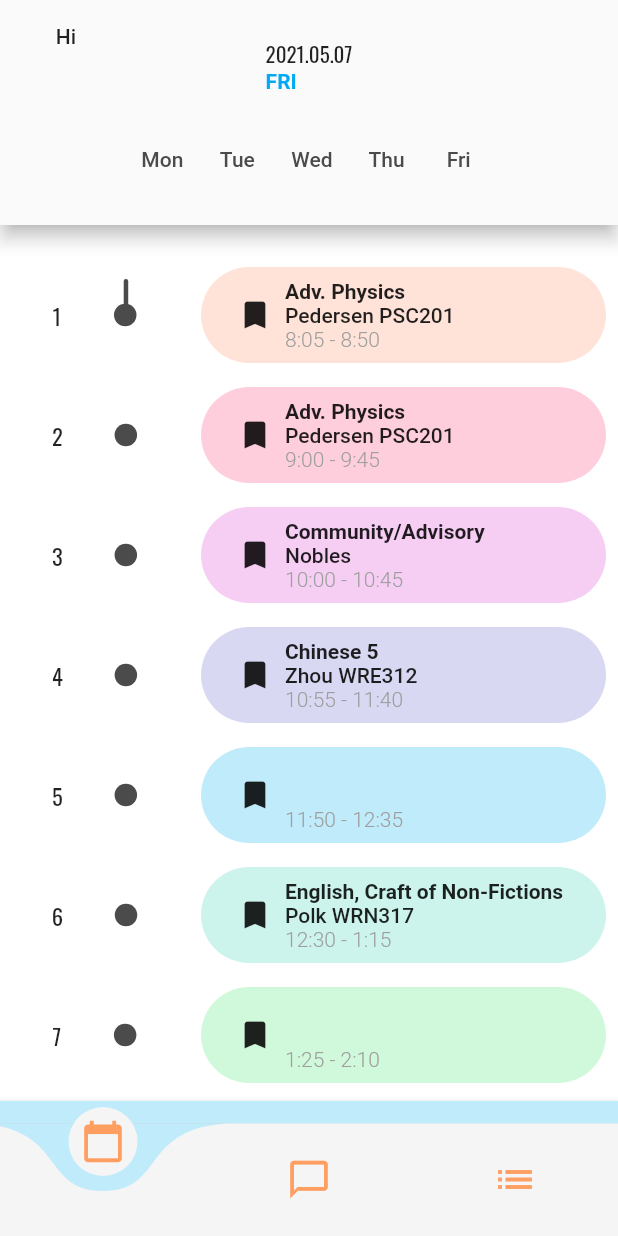
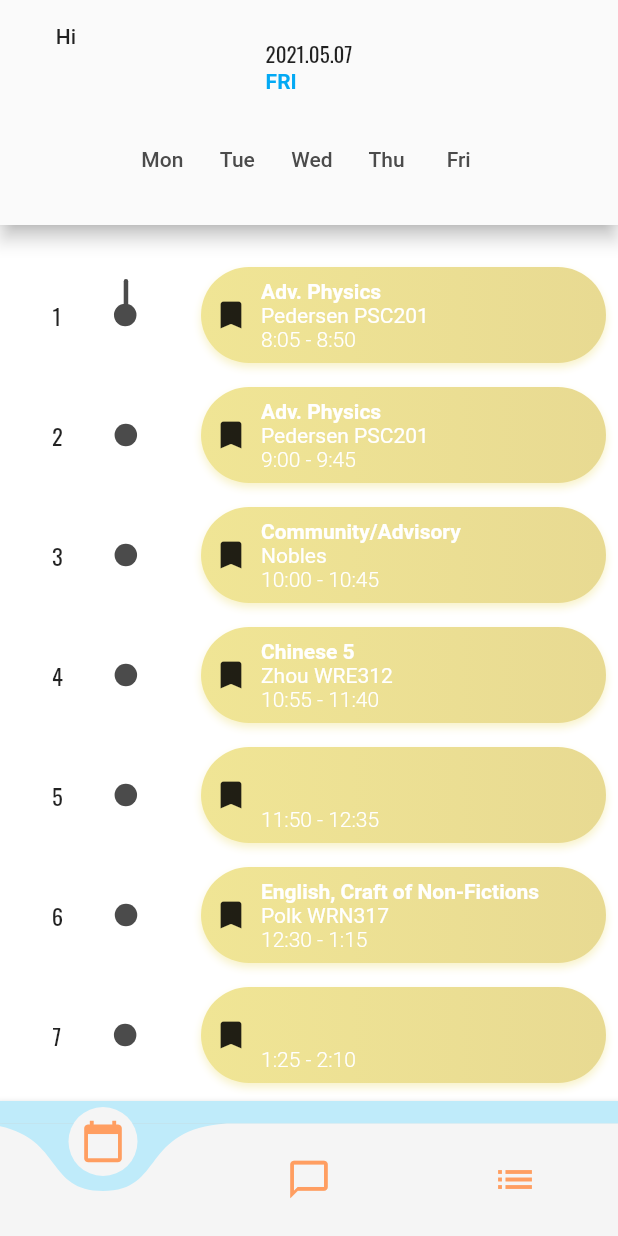
Before and after one commit to Seb-Park/My-Milton, a Flutter app: the screen it shows after launch, on a phone screen of 412 x 824 dp. Run offline on Flutter 3.47's test engine with Material 2 defaults, Android fonts, the phone set to English and light mode, and no system bars; drawn by our look-alikes of curved_navigation_bar; our stand-ins replace bloc, equatable, flutter_bloc.

Commit message:
Add gradient buttons.
Right now they're randomized.

```diff
--- /dev/null
+++ b/my_milton/lib/components/gradient_button.dart
@@ -0,0 +1,56 @@
+//Adapted from https://stackoverflow.com/questions/52243364/flutter-how-to-make-a-raised-button-that-has-a-gradient-background
+
+import 'package:flutter/material.dart';
+
+class RaisedGradientButton extends StatelessWidget {
+  final Widget child;
+  final Gradient gradient;
+  final double width;
+  final double height;
+  final Function onPressed;
+  final double borderRadius;
+  final double elevation;
+  final double shadowBlur;
+  final Color shadowColor;
+
+  const RaisedGradientButton({
+    Key key,
+    @required this.child,
+    this.gradient,
+    this.width = double.infinity,
+    this.height = 50.0,
+    @required this.onPressed,
+    this.borderRadius = 10,
+    this.elevation = 2.0,
+    this.shadowBlur,
+    this.shadowColor = Colors.grey,
+  }) : super(key: key);
+
+  @override
+  Widget build(BuildContext context) {
+    return Container(
+      width: width,
+      decoration: BoxDecoration(
+          borderRadius: BorderRadius.circular(borderRadius),
+          gradient: gradient,
+          boxShadow: [
+            BoxShadow(
+              color: shadowColor,
+              offset: Offset(0.0, elevation),
+              blurRadius: shadowBlur == null ? elevation : shadowBlur,
+            ),
+          ]),
+      child: ClipRRect(
+        borderRadius: BorderRadius.circular(borderRadius),
+        child: Material(
+          color: Colors.transparent,
+          child: InkWell(
+              onTap: onPressed,
+              child: Center(
+                child: child,
+              )),
+        ),
+      ),
+    );
+  }
+}
--- a/my_milton/lib/screens/schedule/components/schedule_item.dart
+++ b/my_milton/lib/screens/schedule/components/schedule_item.dart
@@ -1,7 +1,9 @@
 import 'package:flutter/material.dart';
+import 'package:my_milton/components/gradient_button.dart';
 import 'package:my_milton/models/schedule_model.dart';
 import 'package:my_milton/values/constants.dart';
 import 'package:my_milton/extensions/duration_extension.dart';
+import 'dart:math';
 
 //https://stackoverflow.com/questions/52227846/how-can-i-add-shadow-to-the-widget-in-flutter
 
@@ -13,11 +15,20 @@ class ScheduleItem extends StatelessWidget {
   Color color;
   Duration startTime;
   Duration endTime;
+  Gradient gradient =
+      subtleGradientsRainbow[(Random()).nextInt(subtleGradientsRainbow.length)];
 
   ScheduleItem(
-      {this.className, this.teacher, this.room, this.period, this.color, this.startTime, this.endTime});
+      {this.className,
+      this.teacher,
+      this.room,
+      this.period,
+      this.color,
+      this.startTime,
+      this.endTime,});
 
   Widget build(BuildContext context) {
+    // gradient = subtleGradientsRainbow[period - 1];
     return Container(
       width: double.infinity,
       child: Row(
@@ -39,8 +50,7 @@ class ScheduleItem extends StatelessWidget {
                   Container(
                     height: defaultDotSize,
                     width: defaultDotSize,
-                    child: Material(
-                        color: darkGray75, shape: CircleBorder()),
+                    child: Material(color: darkGray75, shape: CircleBorder()),
                   ),
                 ],
               ),
@@ -49,14 +59,20 @@ class ScheduleItem extends StatelessWidget {
               padding: const EdgeInsets.all(scheduleItemMargin),
               child: Container(
                 width: schedulePeriodWidth,
-                child: MaterialButton(
-                  color: this.color,
-                  shape: RoundedRectangleBorder(
-                      borderRadius: BorderRadius.all(Radius.circular(scheduleItemBorderRadius))),
+                child: RaisedGradientButton(
+                  gradient: gradient,
+                  borderRadius: scheduleItemBorderRadius,
+                  shadowColor: gradient.colors[0].withOpacity(.5),
+                  shadowBlur: 4,
+                  // color: this.color,
+                  // shape: RoundedRectangleBorder(
+                  //     borderRadius: BorderRadius.all(
+                  //         Radius.circular(scheduleItemBorderRadius))),
                   onPressed: () {},
-                  elevation: 0.0,
+                  elevation: 3.0,
                   child: Padding(
-                    padding: const EdgeInsets.symmetric(vertical: scheduleItemTextVerticalPadding),
+                    padding: const EdgeInsets.symmetric(
+                        vertical: scheduleItemTextVerticalPadding),
                     child: this.className == null
                         ? SizedBox()
                         : Row(
@@ -73,20 +89,27 @@ class ScheduleItem extends StatelessWidget {
                                       Text(
                                         this.className,
                                         style: TextStyle(
-                                            fontWeight: FontWeight.bold),
+                                            fontWeight: FontWeight.bold,
+                                            color: Colors.white),
                                         overflow: TextOverflow.fade,
                                         softWrap: false,
                                       ),
-                                      Text("${this.teacher} ${this.room}"),
-                                      Text("${TimeMethods.durationToReadableTime(startTime)} - ${TimeMethods.durationToReadableTime(endTime)}",
+                                      Text(
+                                        "${this.teacher} ${this.room}",
+                                        style: TextStyle(color: Colors.white),
+                                      ),
+                                      Text(
+                                          "${TimeMethods.durationToReadableTime(startTime)} - ${TimeMethods.durationToReadableTime(endTime)}",
                                           style: TextStyle(
-                                              color: Colors.grey,
+                                              // color: Colors.grey,
+                                              color: Colors.white,
                                               fontWeight: FontWeight.w300))
                                     ]),
                               ),
                             ],
                           ),
                   ),
+                  // ),
                 ),
               ),
             ),
@@ -94,13 +117,13 @@ class ScheduleItem extends StatelessWidget {
     );
   }
 
-  factory ScheduleItem.fromPeriodModel(PeriodModel periodModel){
+  factory ScheduleItem.fromPeriodModel(PeriodModel periodModel) {
     return ScheduleItem(
       className: periodModel.className,
       teacher: periodModel.teacherLastName,
       room: periodModel.room,
       period: periodModel.periodNumber,
-      color: periodColorOrder[periodModel.periodNumber-1],
+      color: periodColorOrder[periodModel.periodNumber - 1],
       startTime: periodModel.startTime,
       endTime: periodModel.endTime,
     );
--- a/my_milton/lib/values/constants.dart
+++ b/my_milton/lib/values/constants.dart
@@ -23,6 +23,43 @@ const Color palePurple = Color(0xFFd8d8f3);
 const Color paleBlue = Color(0xFFbfebfa);
 const Color paleOcean = Color(0xFFccf4ec);
 const Color paleGreen = Color(0xFFd0f9dc);
-const Color darkGray75 = Color (0xFF4b4b4b);
+const Color darkGray75 = Color(0xFF4b4b4b);
 
-const List<Color> periodColorOrder = [paleOrange,paleRed,palePink,palePurple,paleBlue,paleOcean,paleGreen,paleOrange];
+const List<Color> periodColorOrder = [
+  paleOrange,
+  paleRed,
+  palePink,
+  palePurple,
+  paleBlue,
+  paleOcean,
+  paleGreen,
+  paleOrange
+];
+
+//Gradients
+const Gradient dramaticOrangeGradient = LinearGradient(
+  colors: [Color(0xFFF37335), Color(0xFFFDC830)],
+);
+
+const Gradient subtleLightOrangeGradient =
+    LinearGradient(colors: [Color(0xFFffc67a), Color(0xFFffbc7d)]);
+
+const Gradient subtleRedGradient =
+    LinearGradient(colors: [Color(0xFFff82b0), Color(0xFFff7393)]);
+
+const Gradient subtlePurpleGradient =
+    LinearGradient(colors: [Color(0xFFe591ff), Color(0xFFbfa1ff)]);
+
+const Gradient subtleLightBlueGradient =
+    LinearGradient(colors: [Color(0xFF99d8ff), Color(0xFF91abff)]);
+
+const Gradient subtleCyanGradient =
+    LinearGradient(colors: [Color(0xFF67d7e6), Color(0xFF5ae6df)]);
+
+const Gradient subtleGreenGradient =
+    LinearGradient(colors: [Color(0xFF54e3d0), Color(0xFF84e3cd)]);
+
+const Gradient subtleYellowGradient =
+    LinearGradient(colors: [Color(0xFFf0e595), Color(0xFFe8da92)]);
+
+const List<Gradient> subtleGradientsRainbow = [subtleRedGradient, subtleLightOrangeGradient, subtleYellowGradient, subtleGreenGradient, subtleCyanGradient, subtleLightBlueGradient, subtlePurpleGradient];
```
Also changed, not shown: my_milton/flutter_14.png (added), my_milton/flutter_15.png (added).
